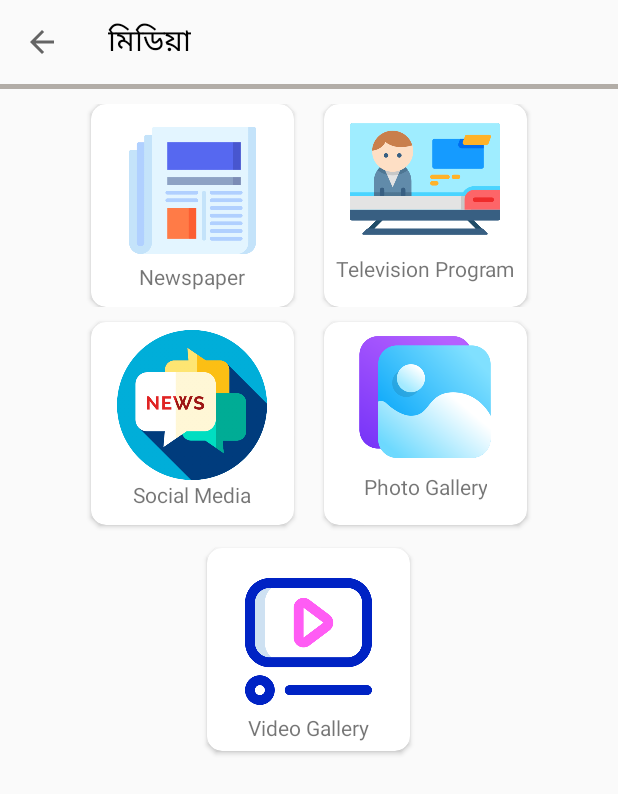
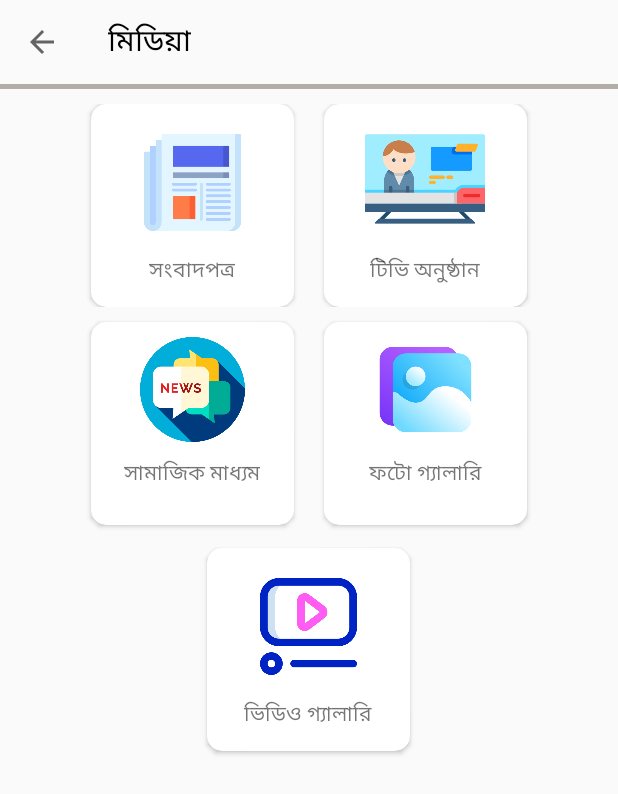
Before and after one commit to devmarufurrahman/Forhad-Hossain-MP-Portfolio-App, an Android app: the MediaActivity screen opened directly, with no data from a screen before it, on a phone screen of 412 x 824 dp. Shown: the top 794 px of the screen. Run offline under Robolectric (Android 15) with nearby library versions, the light colour scheme and no system bars.

Commit message:
all text bangla and card alignment fix

```diff
--- a/app/src/main/res/layout/activity_media.xml
+++ b/app/src/main/res/layout/activity_media.xml
@@ -52,14 +52,14 @@
                         android:layout_width="match_parent"
                         android:layout_height="wrap_content"
                         android:gravity="center"
-                        android:padding="5dp"
+                        android:padding="10dp"
                         android:orientation="vertical">
 
                         <ImageView
-                            android:layout_width="90dp"
+                            android:layout_width="70dp"
                             android:layout_marginTop="10dp"
                             android:paddingBottom="5dp"
-                            android:layout_height="90dp"
+                            android:layout_height="70dp"
                             android:src="@drawable/newspaper"
                             android:elevation="5dp"
                             />
@@ -67,7 +67,8 @@
                         <TextView
                             android:layout_width="wrap_content"
                             android:layout_height="wrap_content"
-                            android:text="Newspaper"
+                            android:text="সংবাদপত্র"
+                            android:layout_marginTop="10dp"
                             android:gravity="center"
                             />
 
@@ -90,11 +91,12 @@
                         android:layout_width="match_parent"
                         android:layout_height="wrap_content"
                         android:gravity="center"
+                        android:padding="10dp"
                         android:orientation="vertical">
 
                         <ImageView
-                            android:layout_width="100dp"
-                            android:layout_height="100dp"
+                            android:layout_width="80dp"
+                            android:layout_height="80dp"
                             android:src="@drawable/tv_reporter"
                             android:elevation="5dp"
                             />
@@ -102,7 +104,8 @@
                         <TextView
                             android:layout_width="wrap_content"
                             android:layout_height="wrap_content"
-                            android:text="Television Program"
+                            android:text="টিভি অনুষ্ঠান"
+                            android:layout_marginTop="10dp"
                             android:gravity="center"
                             />
 
@@ -135,12 +138,12 @@
                         android:layout_width="match_parent"
                         android:layout_height="wrap_content"
                         android:gravity="center"
-                        android:padding="5dp"
+                        android:padding="10dp"
                         android:orientation="vertical">
 
                         <ImageView
-                            android:layout_width="100dp"
-                            android:layout_height="100dp"
+                            android:layout_width="70dp"
+                            android:layout_height="70dp"
                             android:src="@drawable/social_news"
                             android:elevation="5dp"
                             />
@@ -148,7 +151,8 @@
                         <TextView
                             android:layout_width="wrap_content"
                             android:layout_height="wrap_content"
-                            android:text="Social Media"
+                            android:text="সামাজিক মাধ্যম"
+                            android:layout_marginTop="10dp"
                             android:gravity="center"
                             />
 
@@ -172,11 +176,12 @@
                         android:layout_width="match_parent"
                         android:layout_height="wrap_content"
                         android:gravity="center"
+                        android:padding="10dp"
                         android:orientation="vertical">
 
                         <ImageView
-                            android:layout_width="100dp"
-                            android:layout_height="100dp"
+                            android:layout_width="70dp"
+                            android:layout_height="70dp"
                             android:src="@drawable/gallery"
                             android:elevation="5dp"
                             />
@@ -184,7 +189,8 @@
                         <TextView
                             android:layout_width="wrap_content"
                             android:layout_height="wrap_content"
-                            android:text="Photo Gallery"
+                            android:text="ফটো গ্যালারি"
+                            android:layout_marginTop="10dp"
                             android:gravity="center"
                             />
 
@@ -216,13 +222,14 @@
                         android:layout_width="match_parent"
                         android:layout_height="wrap_content"
                         android:gravity="center"
+                        android:padding="10dp"
                         android:orientation="vertical">
 
                         <ImageView
-                            android:layout_width="90dp"
-                            android:layout_marginTop="20dp"
+                            android:layout_width="70dp"
+                            android:layout_marginTop="10dp"
                             android:paddingBottom="5dp"
-                            android:layout_height="90dp"
+                            android:layout_height="70dp"
                             android:src="@drawable/video"
                             android:elevation="5dp"
                             />
@@ -230,8 +237,10 @@
                         <TextView
                             android:layout_width="wrap_content"
                             android:layout_height="wrap_content"
-                            android:text="Video Gallery"
+                            android:text="ভিডিও গ্যালারি"
+                            android:layout_marginTop="10dp"
                             android:gravity="center"
+
                             />
 
                     </LinearLayout>
--- a/app/src/main/res/layout/activity_politicatl_biography.xml
+++ b/app/src/main/res/layout/activity_politicatl_biography.xml
@@ -73,7 +73,7 @@
                             android:textStyle="bold"
                             android:textSize="20sp"
                             android:layout_marginBottom="10dp"
-                            android:text="State Minister"
+                            android:text="প্রতিমন্ত্রী"
                             android:textColor="@color/black"
                             />
 
@@ -83,7 +83,7 @@
                             android:layout_height="wrap_content"
                             android:textSize="18sp"
                             android:layout_marginBottom="10dp"
-                            android:text="Ministry of Public  Administration"
+                            android:text="জনপ্রশাসন মন্ত্রণালয়"
                             android:textColor="@color/black"
                             />
 
@@ -94,7 +94,7 @@
                             android:textStyle="bold"
                             android:layout_marginBottom="10dp"
                             android:textSize="14sp"
-                            android:text="January 07, 2019 to Present"
+                            android:text="জানুয়ারী ০৭, ২০১৯ থেকে এখন পর্যন্ত"
                             />
 
                     </LinearLayout>
@@ -146,7 +146,7 @@
                             android:textStyle="bold"
                             android:textSize="20sp"
                             android:layout_marginBottom="10dp"
-                            android:text="President"
+                            android:text="সভাপতি"
                             android:textColor="@color/black"
                             />
 
@@ -156,7 +156,7 @@
                             android:layout_height="wrap_content"
                             android:textSize="18sp"
                             android:layout_marginBottom="10dp"
-                            android:text="Meherpur District Awami League"
+                            android:text="মেহেরপুর জেলা আওয়ামীলীগ"
                             android:textColor="@color/black"
                             />
 
@@ -167,7 +167,7 @@
                             android:textStyle="bold"
                             android:layout_marginBottom="10dp"
                             android:textSize="14sp"
-                            android:text="February 28, 2015 to present"
+                            android:text="ফেব্রুয়ারী ২৮, ২০১৫ থেকে এখন পর্যন্ত"
                             />
 
                     </LinearLayout>
@@ -219,7 +219,7 @@
                             android:textStyle="bold"
                             android:textSize="20sp"
                             android:layout_marginBottom="10dp"
-                            android:text="Member of Parliament"
+                            android:text="সংসদ সদস্য"
                             android:textColor="@color/black"
                             />
 
@@ -229,7 +229,7 @@
                             android:layout_height="wrap_content"
                             android:textSize="18sp"
                             android:layout_marginBottom="10dp"
-                            android:text="Bangladesh Parliament"
+                            android:text="বাংলাদেশ সংসদ"
                             android:textColor="@color/black"
                             />
 
@@ -240,7 +240,7 @@
                             android:textStyle="bold"
                             android:layout_marginBottom="10dp"
                             android:textSize="14sp"
-                            android:text="January 08, 2014 to present"
+                            android:text="জানুয়ারী ০৮, ২০১৪ থেকে এখন পর্যন্ত"
                             />
 
                     </LinearLayout>
@@ -251,92 +251,6 @@
 
             </androidx.cardview.widget.CardView>
 
-<!--            <RelativeLayout-->
-<!--                android:layout_width="match_parent"-->
-<!--                android:layout_height="wrap_content"-->
-<!--                >-->
-
-<!--                <View-->
-<!--                    android:layout_width="3dp"-->
-<!--                    android:layout_height="1100dp"-->
-<!--                    android:background="@color/orangeDark"-->
-<!--                    android:layout_gravity="center"-->
-<!--                    android:layout_centerInParent="true"-->
-<!--                    />-->
-
-<!--                <ImageView-->
-<!--                    android:layout_width="wrap_content"-->
-<!--                    android:layout_height="wrap_content"-->
-<!--                    android:layout_alignParentStart="true"-->
-<!--                    android:layout_alignParentTop="true"-->
-<!--                    android:layout_alignParentEnd="true"-->
-<!--                    android:layout_marginStart="95dp"-->
-<!--                    android:layout_marginTop="8dp"-->
-<!--                    android:layout_marginEnd="92dp"-->
-<!--                    android:src="@drawable/present_date" />-->
-
-<!--                <ImageView-->
-<!--                    android:layout_width="150dp"-->
-<!--                    android:layout_height="200dp"-->
-<!--                    android:layout_alignParentStart="true"-->
-<!--                    android:layout_alignParentTop="true"-->
-<!--                    android:layout_alignParentEnd="true"-->
-<!--                    android:layout_marginStart="45dp"-->
-<!--                    android:layout_marginTop="119dp"-->
-<!--                    android:layout_marginEnd="180dp"-->
-<!--                    android:scaleType="fitCenter"-->
-<!--                    android:src="@drawable/political_img_1" />-->
-
-<!--                <ImageView-->
-<!--                    android:layout_width="wrap_content"-->
-<!--                    android:layout_height="wrap_content"-->
-<!--                    android:layout_alignParentStart="true"-->
-<!--                    android:layout_alignParentTop="true"-->
-<!--                    android:layout_alignParentEnd="true"-->
-<!--                    android:layout_marginStart="94dp"-->
-<!--                    android:layout_marginTop="352dp"-->
-<!--                    android:layout_marginEnd="92dp"-->
-<!--                    android:src="@drawable/political_date2" />-->
-
-<!--                <ImageView-->
-<!--                    android:layout_width="150dp"-->
-<!--                    android:layout_height="200dp"-->
-<!--                    android:layout_alignParentStart="true"-->
-<!--                    android:layout_alignParentTop="true"-->
-<!--                    android:layout_alignParentEnd="true"-->
-<!--                    android:layout_marginStart="180dp"-->
-<!--                    android:layout_marginTop="437dp"-->
-<!--                    android:layout_marginEnd="45dp"-->
-<!--                    android:scaleType="fitCenter"-->
-<!--                    android:src="@drawable/political_img_2" />-->
-
-<!--                <ImageView-->
-<!--                    android:layout_width="wrap_content"-->
-<!--                    android:layout_height="wrap_content"-->
-<!--                    android:layout_alignParentStart="true"-->
-<!--                    android:layout_alignParentTop="true"-->
-<!--                    android:layout_alignParentEnd="true"-->
-<!--                    android:layout_marginStart="93dp"-->
-<!--                    android:layout_marginTop="684dp"-->
-<!--                    android:layout_marginEnd="93dp"-->
-<!--                    android:src="@drawable/political_date3" />-->
-
-<!--                <ImageView-->
-<!--                    android:layout_width="150dp"-->
-<!--                    android:layout_height="200dp"-->
-<!--                    android:layout_alignParentStart="true"-->
-<!--                    android:layout_alignParentTop="true"-->
-<!--                    android:layout_alignParentEnd="true"-->
-<!--                    android:layout_marginStart="45dp"-->
-<!--                    android:layout_marginTop="781dp"-->
-<!--                    android:layout_marginEnd="180dp"-->
-<!--                    android:scaleType="fitCenter"-->
-<!--                    android:src="@drawable/political_img_3" />-->
-
-
-<!--            </RelativeLayout>-->
-
-
 
         </LinearLayout>
 
```
